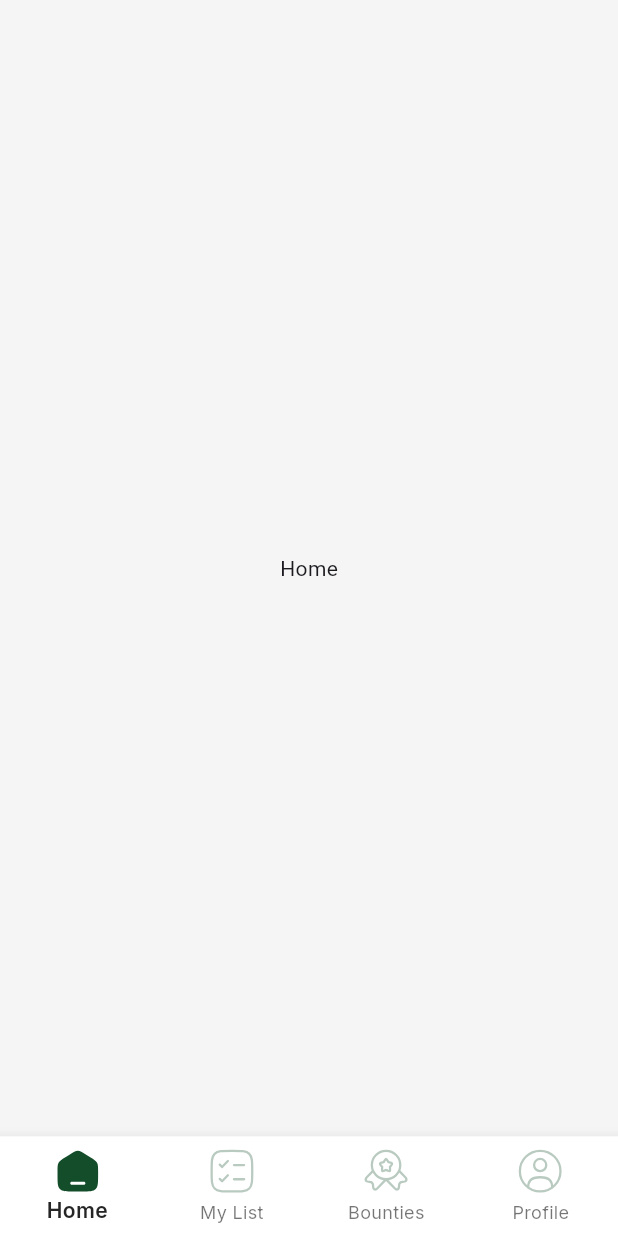
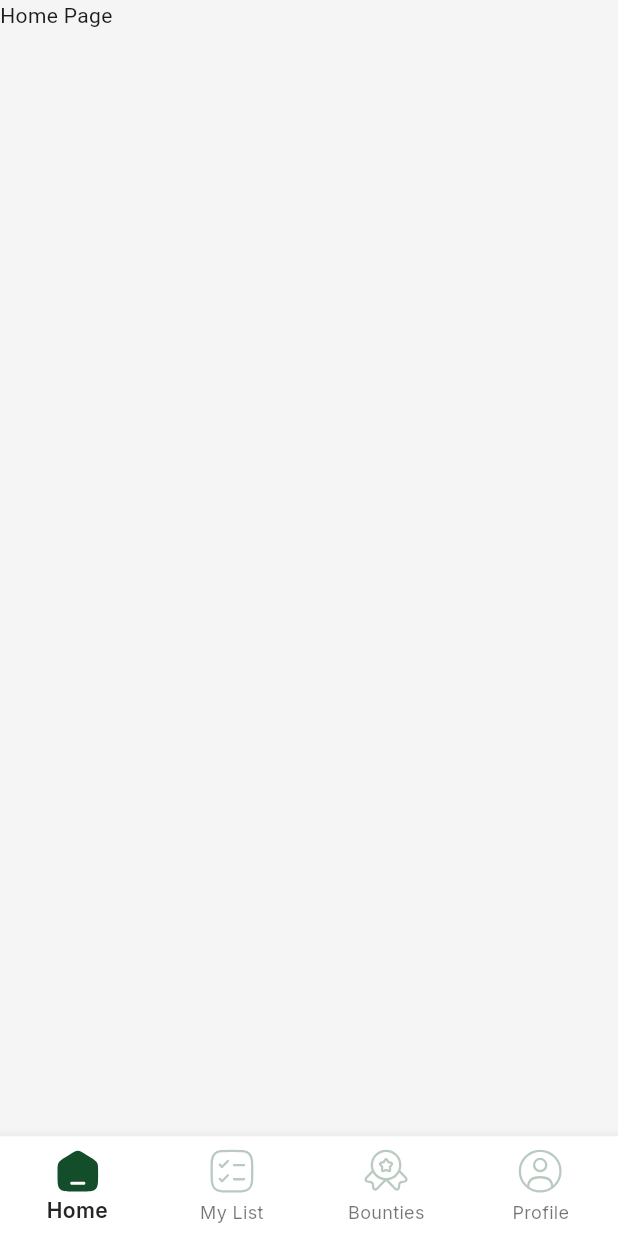
Before and after one commit to sajidrec/flutter_nsn, a Flutter app: the BottomNavbar screen opened by its route, on a phone screen of 412 x 824 dp. Run offline on Flutter 3.47's test engine with Material 3 defaults, Android fonts, the phone set to English and light mode, and no system bars; our stand-ins replace cached_network_image, flutter_screenutil, flutter_svg, get, google_fonts, pinput.

Commit message:
- Add homepage

```diff
--- a/lib/app/modules/bottom_navbar/presentation/controllers/bottom_navbar_controller.dart
+++ b/lib/app/modules/bottom_navbar/presentation/controllers/bottom_navbar_controller.dart
@@ -1,9 +1,10 @@
 import 'package:flutter/material.dart';
 import 'package:get/get.dart';
+import 'package:nsn/app/modules/home_page/presentation/views/home_page.dart';
 
 class BottomNavbarController extends GetxController {
   List<Widget> pages = [
-    Center(child: Text("Home")),
+    HomePage(),
     Center(child: Text("My List")),
     Center(child: Text("Bounties")),
     Center(child: Text("Profile")),
@@ -15,6 +16,4 @@ class BottomNavbarController extends GetxController {
     currentIndex = index;
     update();
   }
-
-
 }
--- /dev/null
+++ b/lib/app/modules/home_page/presentation/binding/home_page_binding.dart
@@ -0,0 +1,9 @@
+import 'package:get/get.dart';
+import 'package:nsn/app/modules/home_page/presentation/controllers/home_page_controller.dart';
+
+class HomePageBinding extends Bindings {
+  @override
+  void dependencies() {
+    Get.lazyPut(() => HomePageController(), fenix: true);
+  }
+}
--- /dev/null
+++ b/lib/app/modules/home_page/presentation/controllers/home_page_controller.dart
@@ -0,0 +1,3 @@
+import 'package:get/get.dart';
+
+class HomePageController extends GetxController {}
--- /dev/null
+++ b/lib/app/modules/home_page/presentation/views/home_page.dart
@@ -0,0 +1,16 @@
+import 'package:flutter/material.dart';
+
+class HomePage extends StatelessWidget {
+  const HomePage({super.key});
+
+  @override
+  Widget build(BuildContext context) {
+    return SafeArea(
+      child: Scaffold(
+        body: SingleChildScrollView(
+          child: Column(children: [Text("Home Page")]),
+        ),
+      ),
+    );
+  }
+}
--- a/lib/app/routes/app_pages.dart
+++ b/lib/app/routes/app_pages.dart
@@ -1,6 +1,7 @@
 import 'package:get/get.dart';
 import 'package:nsn/app/modules/bottom_navbar/presentation/binding/bottom_navbar_binding.dart';
 import 'package:nsn/app/modules/bottom_navbar/presentation/views/bottom_navbar.dart';
+import 'package:nsn/app/modules/home_page/presentation/views/home_page.dart';
 import '../modules/auth/forget_password_page/binding/forget_password_binding.dart';
 import '../modules/auth/forget_password_page/views/forget_password_page.dart';
 import '../modules/auth/login_page/presentation/binding/login_page_binding.dart';
@@ -13,6 +14,7 @@ import '../modules/auth/signup_page/presentation/views/welcome_signup_page.dart'
 import '../modules/auth/splash_page/presentation/views/splash_page.dart';
 import '../modules/auth/verification_code_page/presentation/binding/verification_code_page_binding.dart';
 import '../modules/auth/verification_code_page/presentation/view/verification_code_page.dart';
+import '../modules/home_page/presentation/binding/home_page_binding.dart';
 import 'app_routes.dart';
 
 class AppPages {
@@ -53,5 +55,10 @@ class AppPages {
       page: () => BottomNavbar(),
       binding: BottomNavbarBinding(),
     ),
+    GetPage(
+      name: AppRoutes.homeRoute,
+      page: () => HomePage(),
+      binding: HomePageBinding(),
+    ),
   ];
 }
--- a/lib/app/routes/app_routes.dart
+++ b/lib/app/routes/app_routes.dart
@@ -7,4 +7,5 @@ abstract class AppRoutes {
   static const String verificationCodeRoute = '/verificationCodeRoute';
   static const String resetPassRoute = '/resetPassRoute';
   static const String bottomNavbarRoute = '/bottomNavbarRoute';
+  static const String homeRoute = '/homeRoute';
 }
```
